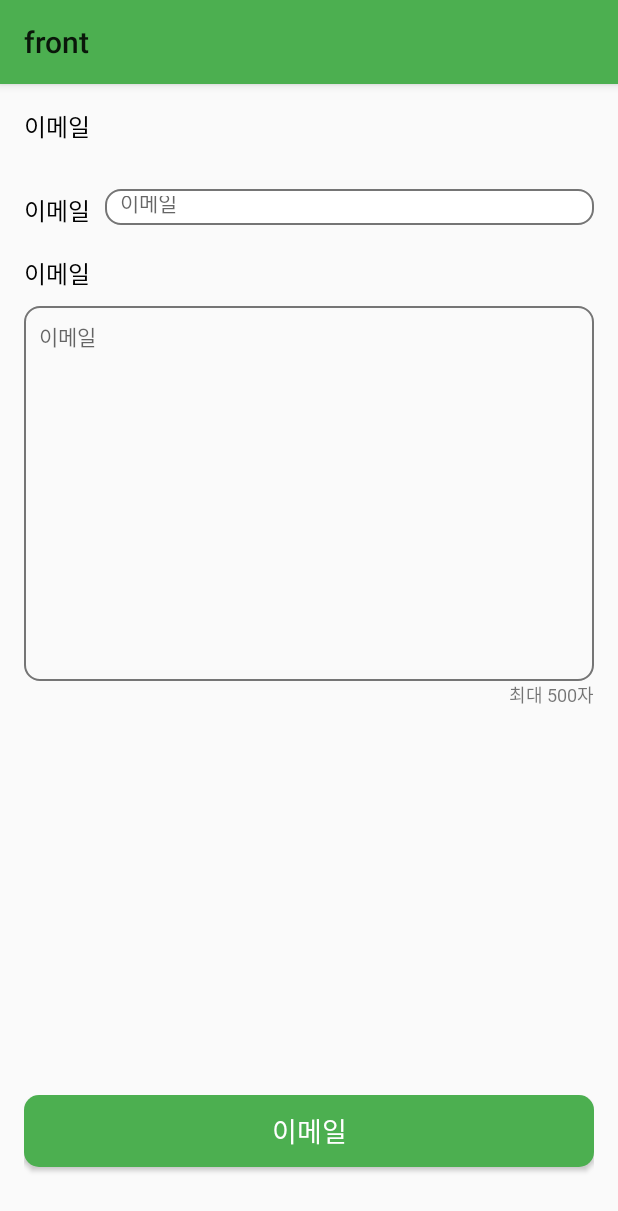
After one commit to Kid-Bean/front, an Android app: the ImageQuizAddActivity screen opened directly, with no data from a screen before it, on a phone screen of 412 x 824 dp. The commit adds this screen. Shown: the top 1211 px of the screen. Run offline under Robolectric (Android 15) with nearby library versions, the phone set to English and light mode, and no system bars.

Commit message:
feat: 이미지 퀴즈 UI 1차 제작

```diff
--- /dev/null
+++ b/app/src/main/java/soongsil/kidbean/front/ui/quiz/ImageQuizAddActivity.kt
@@ -0,0 +1,12 @@
+package soongsil.kidbean.front.ui.quiz
+
+import androidx.appcompat.app.AppCompatActivity
+import android.os.Bundle
+import soongsil.kidbean.front.R
+
+class ImageQuizAddActivity : AppCompatActivity() {
+    override fun onCreate(savedInstanceState: Bundle?) {
+        super.onCreate(savedInstanceState)
+        setContentView(R.layout.activity_image_quiz_add)
+    }
+}
--- /dev/null
+++ b/app/src/main/res/drawable/shape_btn.xml
@@ -0,0 +1,9 @@
+<?xml version="1.0" encoding="utf-8"?>
+<shape xmlns:android="http://schemas.android.com/apk/res/android"
+    android:shape="rectangle" >
+    <solid android:color="@color/green" />
+    <corners
+        android:radius="10dp"/>
+    <padding android:right="10dp"
+        android:left="10dp"/>
+</shape>
--- /dev/null
+++ b/app/src/main/res/drawable/shape_edittext_big.xml
@@ -0,0 +1,16 @@
+<?xml version="1.0" encoding="utf-8"?>
+<shape xmlns:android="http://schemas.android.com/apk/res/android"
+    android:shape="rectangle" >
+    <solid android:color="@color/gray50" />
+    <stroke
+        android:width="1dp"
+        android:color="@color/gray600"/>
+    <corners
+        android:radius="10dp"/>
+    <padding
+        android:top="5dp"
+        android:bottom="5dp"
+        android:right="5dp"
+        android:left="5dp"/>
+
+</shape>
--- /dev/null
+++ b/app/src/main/res/drawable/shape_edittext_small_gray.xml
@@ -0,0 +1,16 @@
+<?xml version="1.0" encoding="utf-8"?>
+<shape xmlns:android="http://schemas.android.com/apk/res/android"
+    android:shape="rectangle" >
+    <solid android:color="@color/white" />
+    <stroke
+        android:width="1dp"
+        android:color="@color/gray600"/>
+    <corners
+        android:radius="10dp"/>
+    <padding
+        android:top="5dp"
+        android:bottom="5dp"
+        android:right="10dp"
+        android:left="10dp"/>
+
+</shape>
--- /dev/null
+++ b/app/src/main/res/font-v26/font.xml
@@ -0,0 +1,31 @@
+<?xml version="1.0" encoding="utf-8"?>
+<font-family xmlns:android="http://schemas.android.com/apk/res/android"
+    xmlns:app="http://schemas.android.com/apk/res-auto">
+
+    <font
+        android:font="@font/noto_bold"
+        app:font="@font/noto_bold" />
+
+    <font
+        android:font="@font/noto_semibold"
+        android:fontWeight="700"
+        app:font="@font/noto_semibold" />
+
+    <font
+        android:font="@font/noto_light"
+        app:font="@font/noto_light" />
+
+    <font
+        android:font="@font/noto_medium"
+        app:font="@font/noto_medium" />
+
+    <font
+        android:font="@font/noto_regular"
+        app:font="@font/noto_regular" />
+
+    <font
+        android:font="@font/noto_thin"
+        app:font="@font/noto_thin" />
+
+
+</font-family>
--- /dev/null
+++ b/app/src/main/res/layout/activity_image_quiz_add.xml
@@ -0,0 +1,112 @@
+<?xml version="1.0" encoding="utf-8"?>
+<androidx.constraintlayout.widget.ConstraintLayout xmlns:android="http://schemas.android.com/apk/res/android"
+    xmlns:app="http://schemas.android.com/apk/res-auto"
+    xmlns:tools="http://schemas.android.com/tools"
+    android:layout_width="match_parent"
+    android:layout_height="match_parent"
+    android:padding="16dp"
+    tools:context=".ui.quiz.ImageQuizAddActivity">
+
+    <TextView
+        android:id="@+id/tv_report"
+        style="@style/AndroidSubtitle1"
+        android:layout_width="wrap_content"
+        android:layout_height="wrap_content"
+        android:includeFontPadding="false"
+        android:text="@string/email"
+        android:textColor="@color/black"
+        app:layout_constraintStart_toStartOf="parent"
+        app:layout_constraintTop_toTopOf="parent" />
+
+    <LinearLayout
+        android:id="@+id/ll_my_email"
+        android:layout_width="match_parent"
+        android:layout_height="wrap_content"
+        android:orientation="horizontal"
+        android:paddingTop="30dp"
+        app:layout_constraintStart_toStartOf="parent"
+        app:layout_constraintTop_toBottomOf="@+id/tv_report">
+
+        <TextView
+            style="@style/AndroidBody1"
+            android:layout_width="wrap_content"
+            android:layout_height="wrap_content"
+            android:text="@string/email"
+            android:textColor="@color/black"
+            android:layout_marginRight="10dp"
+            app:layout_constraintEnd_toEndOf="parent"
+            app:layout_constraintStart_toStartOf="parent"
+            app:layout_constraintTop_toBottomOf="@+id/tv_ch_nickname"/>
+
+        <EditText
+            android:id="@+id/et_email"
+            style="@style/AndroidBody3"
+            android:hint="@string/email"
+            android:layout_width="0dp"
+            android:layout_height="match_parent"
+            android:layout_weight="1"
+            android:background="@drawable/shape_edittext_small_gray"
+            android:inputType="text"
+            android:maxLines="1"
+            />
+    </LinearLayout>
+
+    <TextView
+        android:id="@+id/tv_inquire_content"
+        style="@style/AndroidBody1"
+        android:layout_width="match_parent"
+        android:layout_height="wrap_content"
+        android:background="?android:attr/selectableItemBackground"
+        android:text="@string/email"
+        android:layout_marginTop="20dp"
+        android:textColor="@color/black"
+        app:layout_constraintEnd_toEndOf="parent"
+        app:layout_constraintStart_toStartOf="parent"
+        app:layout_constraintTop_toBottomOf="@+id/ll_my_email"/>
+
+    <EditText
+        android:id="@+id/et_report_comment"
+        style="@style/AndroidBody3"
+        android:layout_width="match_parent"
+        android:layout_height="250dp"
+        android:layout_marginTop="10dp"
+        android:background="@drawable/shape_edittext_big"
+        android:gravity="top"
+        android:hint="@string/email"
+        android:includeFontPadding="false"
+        android:inputType="textMultiLine"
+        android:lineSpacingExtra="-4dp"
+        android:lines="10"
+        android:maxLength="500"
+        android:padding="10dp"
+        android:privateImeOptions="defaultInputmode=korea"
+        app:layout_constraintLeft_toLeftOf="parent"
+        app:layout_constraintRight_toRightOf="parent"
+        app:layout_constraintTop_toBottomOf="@+id/tv_inquire_content"
+        tools:ignore="SpeakableTextPresentCheck" />
+
+    <TextView
+        android:id="@+id/tv_maxtext"
+        style="@style/AndroidCaption2"
+        android:layout_width="wrap_content"
+        android:layout_height="wrap_content"
+        android:text="@string/max_500"
+        android:textAlignment="center"
+        app:layout_constraintEnd_toEndOf="@+id/et_report_comment"
+        app:layout_constraintTop_toBottomOf="@+id/et_report_comment" />
+
+    <Button
+        android:id="@+id/btn_send_report"
+        style="@style/AndroidButton1"
+        android:layout_width="match_parent"
+        android:layout_height="wrap_content"
+        android:layout_marginBottom="30dp"
+        android:background="@drawable/shape_btn"
+        android:includeFontPadding="false"
+        android:text="@string/email"
+        android:textColor="@color/white"
+        app:layout_constraintBottom_toBottomOf="parent"
+        app:layout_constraintLeft_toLeftOf="parent"
+        app:layout_constraintRight_toRightOf="parent" />
+
+</androidx.constraintlayout.widget.ConstraintLayout>
--- a/app/src/main/res/values-night/themes.xml
+++ b/app/src/main/res/values-night/themes.xml
@@ -1,7 +1,20 @@
 <resources xmlns:tools="http://schemas.android.com/tools">
     <!-- Base application theme. -->
     <style name="Base.Theme.Front" parent="Theme.Material3.DayNight.NoActionBar">
-        <!-- Customize your dark theme here. -->
-        <!-- <item name="colorPrimary">@color/my_dark_primary</item> -->
+        <!-- Primary brand color. -->
+        <item name="colorPrimary">@color/green</item>
+        <item name="colorPrimaryVariant">@color/gray600</item>
+        <item name="colorOnPrimary">@color/white</item>
+        <!-- Secondary brand color. -->
+        <item name="colorSecondary">@color/green</item>
+        <item name="colorSecondaryVariant">@color/gray200</item>
+        <item name="colorOnSecondary">@color/black</item>
+        <!-- Status bar color. -->
+        <!--        <item name="android:statusBarColor">?attr/colorPrimaryVariant</item>-->
+        <!-- Customize your theme here. -->
+        <item name="android:windowContentOverlay">@null</item>
+
+        <item name="android:statusBarColor" >@color/white</item> <!--Status Bar의 배경색-->
+        <item name="android:windowLightStatusBar" >true</item> <!--Status Bar 아이콘의 색상 true:검은 아이콘, false:흰 아이콘-->
     </style>
 </resources>
--- a/app/src/main/res/values/strings.xml
+++ b/app/src/main/res/values/strings.xml
@@ -1,3 +1,7 @@
 <resources>
     <string name="app_name">front</string>
+    <string name="email">이메일</string>
+    <string name="max_300">최대 300자</string>
+    <string name="max_150">최대 150</string>
+    <string name="max_500">최대 500자</string>
 </resources>
--- a/app/src/main/res/values/themes.xml
+++ b/app/src/main/res/values/themes.xml
@@ -1,9 +1,91 @@
 <resources xmlns:tools="http://schemas.android.com/tools">
     <!-- Base application theme. -->
-    <style name="Base.Theme.Front" parent="Theme.Material3.DayNight.NoActionBar">
-        <!-- Customize your light theme here. -->
-        <!-- <item name="colorPrimary">@color/my_light_primary</item> -->
+    <style name="Base.Theme.Front" parent="Theme.AppCompat.Light">
+        <item name="colorPrimary">@color/green</item>
+        <item name="colorPrimaryVariant">@color/gray600</item>
+        <item name="colorOnPrimary">@color/white</item>
+        <!-- Secondary brand color. -->
+        <item name="colorSecondary">@color/green</item>
+        <item name="colorSecondaryVariant">@color/gray200</item>
+        <item name="colorOnSecondary">@color/black</item>
     </style>
 
     <style name="Theme.Front" parent="Base.Theme.Front" />
+
+    <style name="AndroidH1">
+        <item name="android:fontFamily">@font/noto_bold</item>
+        <item name="android:textSize">20sp</item>
+        <item name="android:lineSpacingExtra">26sp</item>
+    </style>
+
+    <style name="AndroidH2">
+        <item name="android:fontFamily">@font/noto_medium</item>
+        <item name="android:textSize">18sp</item>
+        <item name="android:lineSpacingExtra">24sp</item>
+    </style>
+
+    <style name="AndroidSubtitle1">
+        <item name="android:fontFamily">@font/noto_bold</item>
+        <item name="android:textSize">16sp</item>
+        <item name="android:lineSpacingExtra">24sp</item>
+    </style>
+
+    <style name="AndroidSubtitle2">
+        <item name="android:fontFamily">@font/noto_medium</item>
+        <item name="android:textSize">16sp</item>
+        <item name="android:lineSpacingExtra">24sp</item>
+    </style>
+
+    <style name="AndroidBody1">
+        <item name="android:fontFamily">@font/noto_regular</item>
+        <item name="android:textSize">16sp</item>
+        <item name="android:lineSpacingExtra">24sp</item>
+    </style>
+
+    <style name="AndroidBody2">
+        <item name="android:fontFamily">@font/noto_bold</item>
+        <item name="android:textSize">14sp</item>
+        <item name="android:lineSpacingExtra">20sp</item>
+    </style>
+
+    <style name="AndroidBody3">
+        <item name="android:fontFamily">@font/noto_regular</item>
+        <item name="android:textSize">14sp</item>
+        <item name="android:lineSpacingExtra">20sp</item>
+    </style>
+
+    <style name="AndroidCaption1">
+        <item name="android:fontFamily">@font/noto_bold</item>
+        <item name="android:textSize">12sp</item>
+        <item name="android:lineSpacingExtra">18sp</item>
+    </style>
+
+    <style name="AndroidCaption2">
+        <item name="android:fontFamily">@font/noto_medium</item>
+        <item name="android:textSize">12sp</item>
+        <item name="android:lineSpacingExtra">18sp</item>
+    </style>
+
+    <style name="AndroidCaption3">
+        <item name="android:fontFamily">@font/noto_regular</item>
+        <item name="android:textSize">10sp</item>
+        <item name="android:lineSpacingExtra">12sp</item>
+    </style>
+
+    <style name="AndroidButton1">
+        <item name="android:fontFamily">@font/noto_bold</item>
+        <item name="android:textSize">18sp</item>
+        <item name="android:lineSpacingExtra">24sp</item>
+    </style>
+
+    <style name="AndroidButton2">
+        <item name="android:fontFamily">@font/noto_medium</item>
+        <item name="android:textSize">14sp</item>
+        <item name="android:lineSpacingExtra">20sp</item>
+    </style>
+
+    <style name="AndroidRate">
+        <item name="android:fontFamily">@font/noto_medium</item>
+        <item name="android:textSize">36sp</item>
+    </style>
 </resources>
```
Also changed, not shown: 6 other files.
